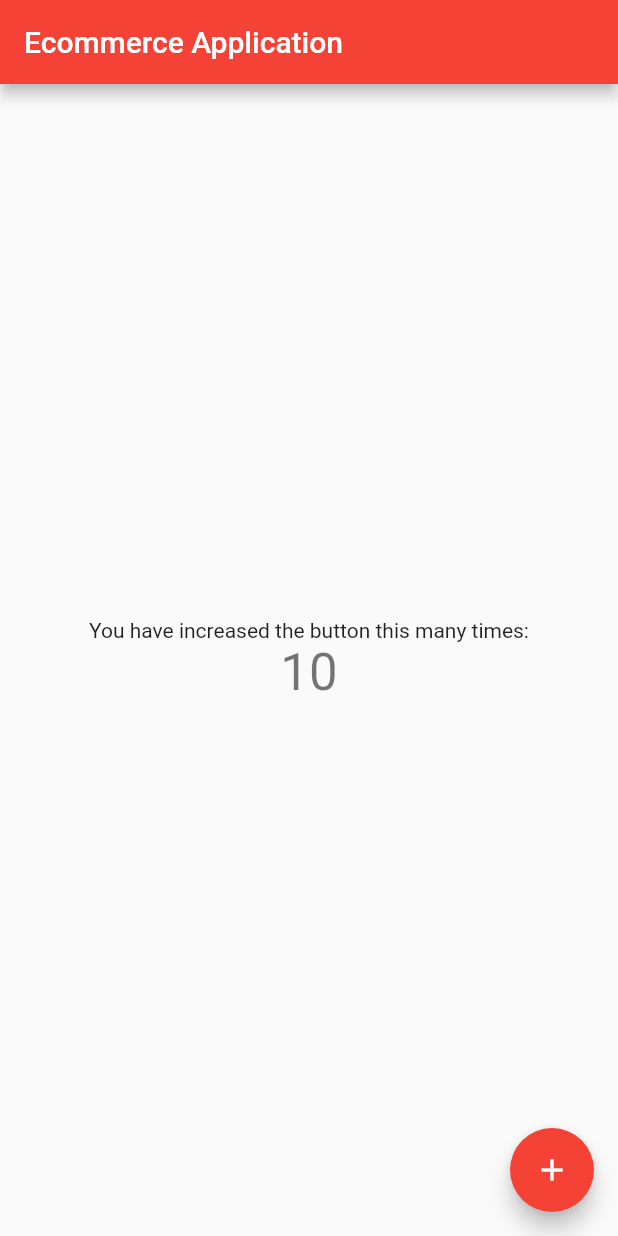
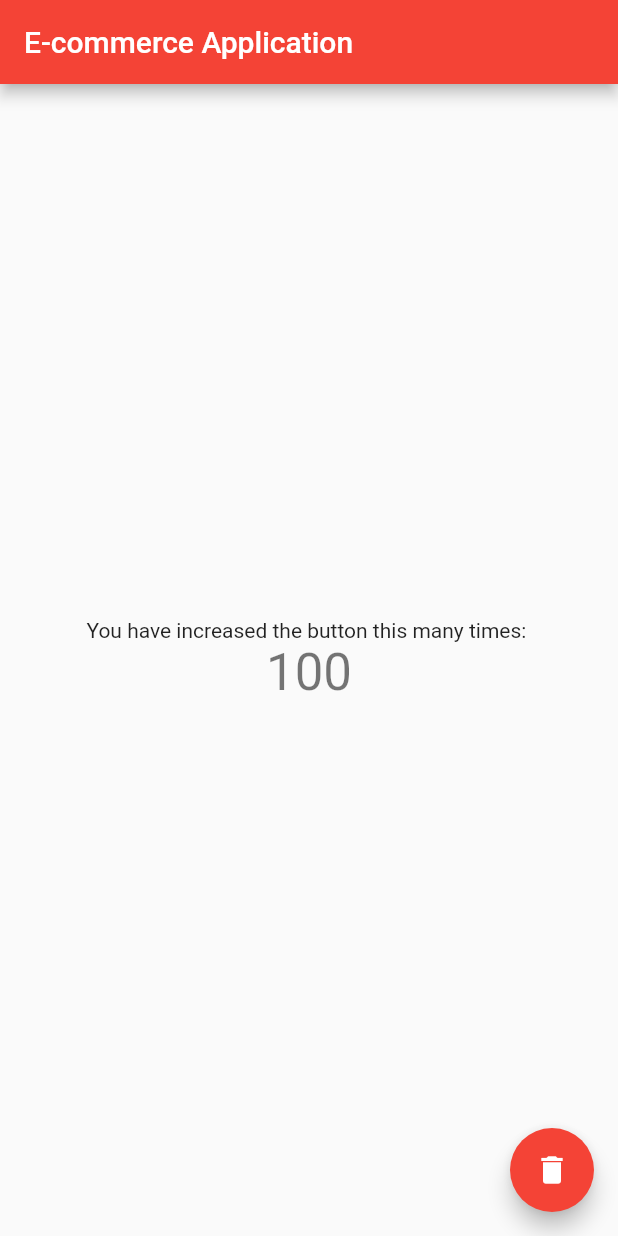
Before and after one commit to zeroappz/booking_app, a Flutter app: the screen it shows after launch, on a phone screen of 412 x 824 dp. Run offline on Flutter 3.47's test engine with Material 2 defaults, Android fonts, the phone set to English and light mode, and no system bars.

Commit message:
[Feat]: Class name and app title changes

```diff
--- a/lib/main.dart
+++ b/lib/main.dart
@@ -4,10 +4,12 @@ import 'package:flutter/material.dart';
 // import 'package:flutter/cupertino.dart';
 
 void main() {
-  runApp(MyApp());
+  runApp(const BookingApp());
 }
 
-class MyApp extends StatelessWidget {
+class BookingApp extends StatelessWidget {
+  const BookingApp({Key? key}) : super(key: key);
+
   // Stateless - static widgets
   // Stateful - dynamic widgets
 
@@ -22,11 +24,11 @@ class MyApp extends StatelessWidget {
   @override
   Widget build(BuildContext context) {
     return MaterialApp(
-      title: 'Ecommerce Application',
+      title: 'E-commerce Application',
       theme: ThemeData(
         primarySwatch: Colors.red,
       ),
-      home: const MyHomePage(title: 'Ecommerce Application'),
+      home: const MyHomePage(title: 'E-commerce Application'),
     );
   }
 }
@@ -40,7 +42,7 @@ class MyHomePage extends StatefulWidget {
 }
 
 class _MyHomePageState extends State<MyHomePage> {
-  int _counter = 10;
+  int _counter = 100;
 
   void _incrementCounter() {
     setState(() {
@@ -59,7 +61,7 @@ class _MyHomePageState extends State<MyHomePage> {
           mainAxisAlignment: MainAxisAlignment.center,
           children: <Widget>[
             const Text(
-              'You have increased the button this many times:',
+              'You have increased the button this many times: ',
             ),
             Text(
               '$_counter',
@@ -71,7 +73,7 @@ class _MyHomePageState extends State<MyHomePage> {
       floatingActionButton: FloatingActionButton(
         onPressed: _incrementCounter,
         tooltip: 'Increment',
-        child: const Icon(Icons.add),
+        child: const Icon(Icons.delete),
       ), // This trailing comma makes auto-formatting nicer for build methods.
     );
   }
```
Also changed, not shown: 1 other file.
